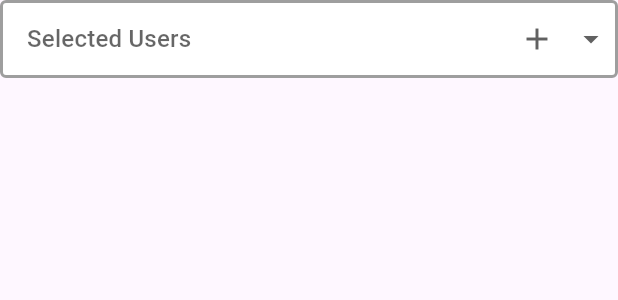
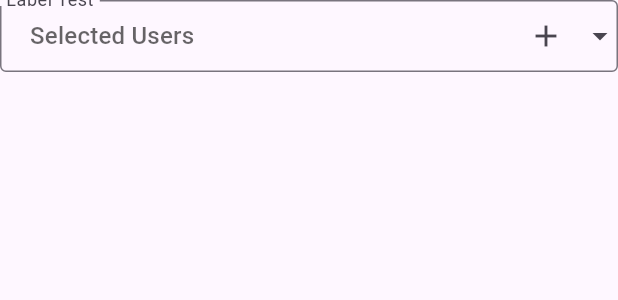
Before and after one commit to Ayad-Ben-Saliem/dropdown_field, a Flutter app: the UsersField widget shown alone on an empty page, opened directly, on a phone screen of 412 x 824 dp. Shown: the top 300 px of the screen. Run offline on Flutter 3.47's test engine with Material 3 defaults, Android fonts, the phone set to English and light mode, and no system bars.

Commit message:
DropdownField (version 0.3.0)   - Use InputDecoration with the field   - Remove redundant parameters.   - Enhance code

```diff
--- a/examples/dropdown_field_example/lib/main.dart
+++ b/examples/dropdown_field_example/lib/main.dart
@@ -299,11 +299,19 @@ class _UsersFieldState extends State<UsersField> {
       items: [usersView],
       initialSelected: [if (selected.isNotEmpty) 0],
       hint: const Text('Selected Users'),
-      trailing: Row(
-        children: [
-          IconButton(onPressed: () {}, icon: const Icon(Icons.add)),
-          const Icon(Icons.arrow_drop_down),
-        ],
+      decoration: InputDecoration(
+        labelText: 'Label Test',
+        hintText: 'Hint',
+        hintFadeDuration: Duration(seconds: 5),
+        contentPadding: EdgeInsets.zero,
+        border: const OutlineInputBorder(),
+        suffixIcon: Row(
+          mainAxisSize: MainAxisSize.min,
+          children: [
+            IconButton(onPressed: () {}, icon: const Icon(Icons.add)),
+            const Icon(Icons.arrow_drop_down),
+          ],
+        ),
       ),
       isExpanded: true,
       childBuilder: (context, _, __) {
--- a/lib/dropdown_field.dart
+++ b/lib/dropdown_field.dart
@@ -921,16 +921,9 @@ class DropdownField<T> extends StatefulWidget {
     this.menuItemPadding = EdgeInsetsDirectional.zero,
     this.elevation = 8,
     this.style,
-    this.decoration = const BoxDecoration(
-      color: Colors.white,
-      border: Border.fromBorderSide(BorderSide(color: Colors.grey, width: 2)),
-      borderRadius: BorderRadius.all(Radius.circular(4.0)),
-    ),
-    this.leading,
-    this.trailing = const Icon(Icons.arrow_drop_down),
+    this.decoration,
     this.disabledColor,
     this.enabledColor,
-    this.iconSize = 24.0,
     this.isDense = false,
     this.isExpanded = false,
     this.height = kFieldHeight,
@@ -953,7 +946,6 @@ class DropdownField<T> extends StatefulWidget {
     // When adding new arguments, consider adding similar arguments to
     // DropdownFormField.
   })  : assert(itemHeight == null || itemHeight >= kMenuItemHeight),
-        _inputDecoration = null,
         _isEmpty = false,
         _isFocused = false;
 
@@ -973,16 +965,8 @@ class DropdownField<T> extends StatefulWidget {
     this.menuItemPadding = EdgeInsetsDirectional.zero,
     this.elevation = 8,
     this.style,
-    this.decoration = const BoxDecoration(
-      color: Colors.white,
-      border: Border.fromBorderSide(BorderSide(color: Colors.grey, width: 2)),
-      borderRadius: BorderRadius.all(Radius.circular(4.0)),
-    ),
-    this.leading,
-    this.trailing = const Icon(Icons.arrow_drop_down),
     this.disabledColor,
     this.enabledColor,
-    this.iconSize = 24.0,
     this.isDense = false,
     this.isExpanded = false,
     this.height = kFieldHeight,
@@ -1002,11 +986,10 @@ class DropdownField<T> extends StatefulWidget {
     this.alignment = AlignmentDirectional.centerStart,
     this.borderRadius,
     this.padding,
-    required InputDecoration inputDecoration,
+    required this.decoration,
     required bool isEmpty,
     required bool isFocused,
   })  : assert(itemHeight == null || itemHeight >= kMenuItemHeight),
-        _inputDecoration = inputDecoration,
         _isEmpty = isEmpty,
         _isFocused = isFocused;
 
@@ -1099,16 +1082,6 @@ class DropdownField<T> extends StatefulWidget {
   /// [ThemeData.textTheme] of the current [Theme].
   final TextStyle? style;
 
-  final Decoration decoration;
-
-  /// The widget to use for insert a widget the begin of [DropdownField].
-  final Widget? leading;
-
-  /// The widget to use for adding a widget the end of [DropdownField].
-  ///
-  /// Defaults to an [Icon] with the [Icons.arrow_drop_down] glyph.
-  final Widget? trailing;
-
   /// The color of any [Icon] descendant of [trailing] if this button is disabled,
   /// i.e. if [onChanged] is null.
   ///
@@ -1124,11 +1097,6 @@ class DropdownField<T> extends StatefulWidget {
   /// [ThemeData.brightness] is [Brightness.light] and to
   /// [Colors.white70] when it is [Brightness.dark]
   final Color? enabledColor;
-
-  /// The size to use for the drop-down button's down arrow icon button.
-  ///
-  /// Defaults to 24.0.
-  final double iconSize;
 
   /// Reduce the button's height.
   ///
@@ -1240,7 +1208,7 @@ class DropdownField<T> extends StatefulWidget {
   /// Defines the corner radii of the menu's rounded rectangle shape.
   final BorderRadius? borderRadius;
 
-  final InputDecoration? _inputDecoration;
+  final InputDecoration? decoration;
 
   final bool _isEmpty;
 
@@ -1277,12 +1245,8 @@ class DropdownFieldState<T> extends State<DropdownField<T>> with WidgetsBindingO
       _internalNode ??= _createFocusNode();
     }
     _actionMap = <Type, Action<Intent>>{
-      ActivateIntent: CallbackAction<ActivateIntent>(
-        onInvoke: (ActivateIntent intent) => _handleTap(),
-      ),
-      ButtonActivateIntent: CallbackAction<ButtonActivateIntent>(
-        onInvoke: (ButtonActivateIntent intent) => _handleTap(),
-      ),
+      ActivateIntent: CallbackAction<ActivateIntent>(onInvoke: (_) => _handleTap()),
+      ButtonActivateIntent: CallbackAction<ButtonActivateIntent>(onInvoke: (_) => _handleTap()),
     };
   }
 
@@ -1335,16 +1299,16 @@ class DropdownFieldState<T> extends State<DropdownField<T>> with WidgetsBindingO
     }
   }
 
-  TextStyle? get _defaultTextStyle {
-    var defaultTextStyle = Theme.of(context).textTheme.titleMedium;
-    defaultTextStyle = defaultTextStyle!.copyWith(
+  TextStyle get _defaultTextStyle {
+    var defaultTextStyle = Theme.of(context).textTheme.titleMedium ?? const TextStyle();
+    defaultTextStyle = defaultTextStyle.copyWith(
       color: widget.enabled ? widget.enabledColor : widget.disabledColor ?? Theme.of(context).disabledColor,
     );
 
     return defaultTextStyle;
   }
 
-  TextStyle? get _textStyle => widget.style ?? _defaultTextStyle;
+  TextStyle get _textStyle => widget.style ?? _defaultTextStyle;
 
   void _handleTap() {
     final List<MenuItem<T>> menuItems = <MenuItem<T>>[
@@ -1391,7 +1355,7 @@ class DropdownFieldState<T> extends State<DropdownField<T>> with WidgetsBindingO
       selectedIndexes: widget.initialSelected.isNotEmpty ? widget.initialSelected : [0],
       elevation: widget.elevation,
       capturedThemes: InheritedTheme.capture(from: context, to: navigator.context),
-      style: _textStyle!,
+      style: _textStyle,
       barrierLabel: MaterialLocalizations.of(context).modalBarrierDismissLabel,
       itemHeight: widget.itemHeight,
       itemConstraints: widget.itemConstraints,
@@ -1434,9 +1398,9 @@ class DropdownFieldState<T> extends State<DropdownField<T>> with WidgetsBindingO
   // Similarly, we don't reduce the height of the button so much that its icon
   // would be clipped.
   double get _denseButtonHeight {
-    final double fontSize = _textStyle!.fontSize ?? Theme.of(context).textTheme.titleMedium!.fontSize!;
+    final double fontSize = _textStyle.fontSize ?? Theme.of(context).textTheme.titleMedium!.fontSize!;
     final double scaledFontSize = MediaQuery.textScalerOf(context).scale(fontSize);
-    return math.max(scaledFontSize, math.max(widget.iconSize, kDenseButtonHeight));
+    return math.max(scaledFontSize, kDenseButtonHeight);
   }
 
   Color get _iconColor {
@@ -1481,16 +1445,14 @@ class DropdownFieldState<T> extends State<DropdownField<T>> with WidgetsBindingO
 
     if (widget.refreshDropdownMenuItemsOnChange) _buildDropdownMenuItems();
 
+    return _buildChild(context);
+  }
+
+  Widget _buildChild(BuildContext context) {
     Widget child;
-    if (selectedIndexes.isEmpty && (widget.hint != null || widget.disabled && widget.disabledHint != null)) {
-      // Add hist widget
-
-      var hintWidget = widget.enabled ? widget.hint! : widget.disabledHint ?? widget.hint!;
-      hintWidget = IgnorePointer(child: hintWidget);
-      child = DefaultTextStyle(
-        style: _textStyle!.copyWith(color: Theme.of(context).hintColor),
-        child: hintWidget,
-      );
+    final decoration = effectiveDecoration;
+    if (selectedIndexes.isEmpty && (widget.hint != null || widget.disabled && widget.disabledHint != null || decoration.hintText != null)) {
+      child = _buildHintWidget(context, decoration);
     } else {
       child = widget.childBuilder(context, widget.items, selectedIndexes);
     }
@@ -1505,34 +1467,25 @@ class DropdownFieldState<T> extends State<DropdownField<T>> with WidgetsBindingO
       }
     }
 
-    // child = IndexedStack(
-    //   index: selectedIndexes.isEmpty ? items.length - 1 : 0,
-    //   alignment: widget.alignment,
-    //   children: items,
-    // );
-
-    if (widget.isExpanded) child = Expanded(child: child);
-
-    Widget result = DefaultTextStyle(
-      style: _textStyle!,
+    child = DefaultTextStyle(
+      style: _textStyle,
       child: Container(
         padding: widget.buttonPadding.resolve(Directionality.of(context)),
         height: widget.isDense ? _denseButtonHeight : null,
-        decoration: widget.decoration,
-        child: IconTheme(
-          data: IconThemeData(color: _iconColor, size: widget.iconSize),
-          child: Row(
-            mainAxisAlignment: MainAxisAlignment.spaceBetween,
-            mainAxisSize: MainAxisSize.max,
-            children: <Widget>[
-              if (widget.leading != null) widget.leading!,
-              child,
-              if (widget.trailing != null) widget.trailing!,
-            ],
-          ),
-        ),
+        child: child,
       ),
     );
+
+    child = InputDecorator(
+      decoration: decoration,
+      isEmpty: widget._isEmpty,
+      isFocused: widget._isFocused,
+      child: child,
+    );
+
+    if (widget.padding != null) {
+      child = Padding(padding: widget.padding!, child: child);
+    }
 
     final MouseCursor effectiveMouseCursor = WidgetStateProperty.resolveAs<MouseCursor>(
       WidgetStateMouseCursor.clickable,
@@ -1540,15 +1493,6 @@ class DropdownFieldState<T> extends State<DropdownField<T>> with WidgetsBindingO
         if (!widget.enabled) WidgetState.disabled,
       },
     );
-
-    if (widget._inputDecoration != null) {
-      result = InputDecorator(
-        decoration: widget._inputDecoration!,
-        isEmpty: widget._isEmpty,
-        isFocused: widget._isFocused,
-        child: result,
-      );
-    }
 
     return Semantics(
       button: true,
@@ -1563,10 +1507,55 @@ class DropdownFieldState<T> extends State<DropdownField<T>> with WidgetsBindingO
           autofocus: widget.autofocus,
           focusColor: widget.focusColor ?? Theme.of(context).focusColor,
           enableFeedback: false,
-          child: widget.padding == null ? result : Padding(padding: widget.padding!, child: result),
+          child: child,
         ),
       ),
     );
+  }
+
+  Widget _buildHintWidget(BuildContext context, InputDecoration decoration) {
+    Widget enableHint = widget.hint ?? Text(decoration.hintText!);
+
+    var hintWidget = widget.enabled ? enableHint : widget.disabledHint ?? enableHint;
+
+    if (decoration.hintTextDirection != null) {
+      hintWidget = Directionality(
+        textDirection: decoration.hintTextDirection!,
+        child: hintWidget,
+      );
+    }
+
+    hintWidget = DefaultTextStyle(
+      style: decoration.hintStyle ?? _textStyle.copyWith(color: Theme.of(context).hintColor),
+      maxLines: decoration.hintMaxLines,
+      child: hintWidget,
+    );
+
+    if (decoration.hintFadeDuration != null) {
+      var opacity = 1.0;
+      // TODO: not completed
+      // WidgetsBinding.instance.addPostFrameCallback((_) => setState(() => opacity = 0));
+      hintWidget = AnimatedOpacity(
+        opacity: opacity,
+        duration: decoration.hintFadeDuration!,
+        child: hintWidget,
+      );
+    }
+
+    return IgnorePointer(child: hintWidget);
+  }
+
+  InputDecoration get effectiveDecoration {
+    var result = widget.decoration ?? const InputDecoration();
+    if (result.suffix == null && result.suffixIcon == null && result.suffixText == null) {
+      result = result
+          .applyDefaults(Theme.of(context).inputDecorationTheme)
+          .copyWith(
+        suffixIcon: const Icon(Icons.arrow_drop_down),
+        suffixIconColor: _iconColor,
+      );
+    }
+    return result;
   }
 }
 
@@ -1606,10 +1595,8 @@ class DropdownFormField<T> extends FormField<Iterable<int>> {
     VoidCallback? onTap,
     int elevation = 8,
     TextStyle? style,
-    Widget? icon,
     Color? disabledColor,
     Color? enabledColor,
-    double iconSize = 24.0,
     bool isDense = true,
     bool isExpanded = false,
     double? itemHeight,
@@ -1699,10 +1686,8 @@ class DropdownFormField<T> extends FormField<Iterable<int>> {
                     onTap: onTap,
                     elevation: elevation,
                     style: style,
-                    leading: icon,
                     disabledColor: disabledColor,
                     enabledColor: enabledColor,
-                    iconSize: iconSize,
                     isDense: isDense,
                     isExpanded: isExpanded,
                     itemHeight: itemHeight,
@@ -1714,7 +1699,7 @@ class DropdownFormField<T> extends FormField<Iterable<int>> {
                     enableFeedback: enableFeedback,
                     alignment: alignment,
                     borderRadius: borderRadius ?? effectiveBorderRadius(),
-                    inputDecoration: effectiveDecoration.copyWith(errorText: field.errorText),
+                    decoration: effectiveDecoration.copyWith(errorText: field.errorText),
                     isEmpty: isEmpty,
                     isFocused: isFocused,
                     padding: padding,
--- a/pubspec.yaml
+++ b/pubspec.yaml
@@ -1,6 +1,6 @@
 name: dropdown_field
 description: "Beautiful dropdown field widget"
-version: 2.0.0
+version: 0.3.0
 homepage: https://github.com/Ayad-Ben-Saliem/dropdown_field
 
 environment:
```
